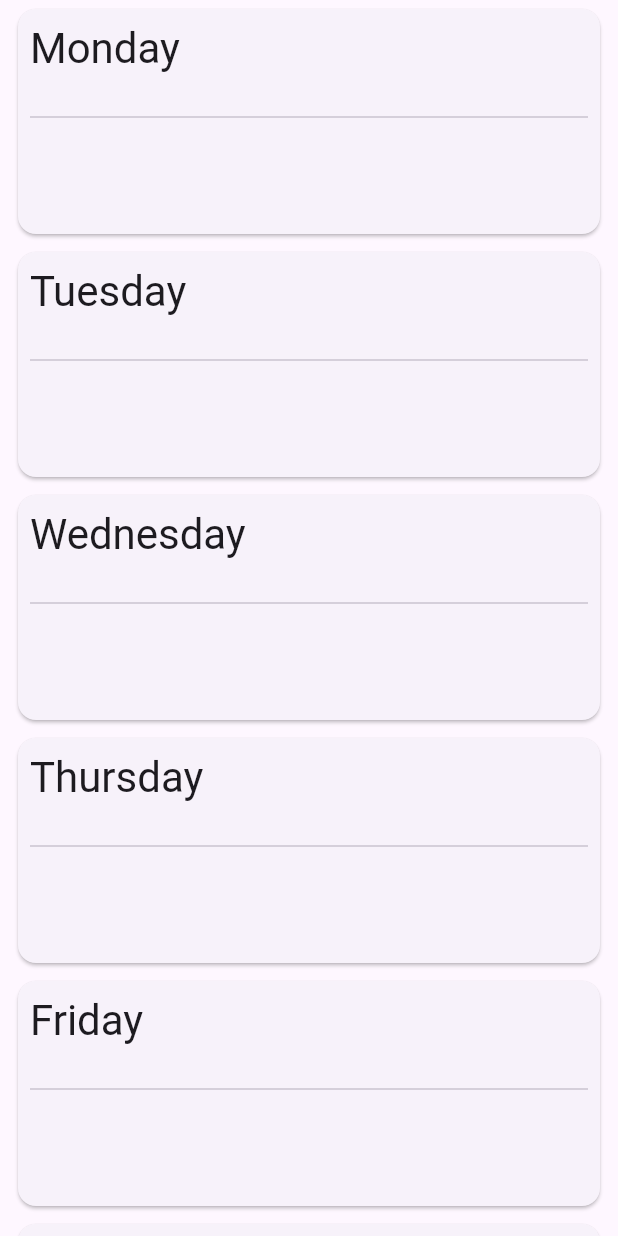
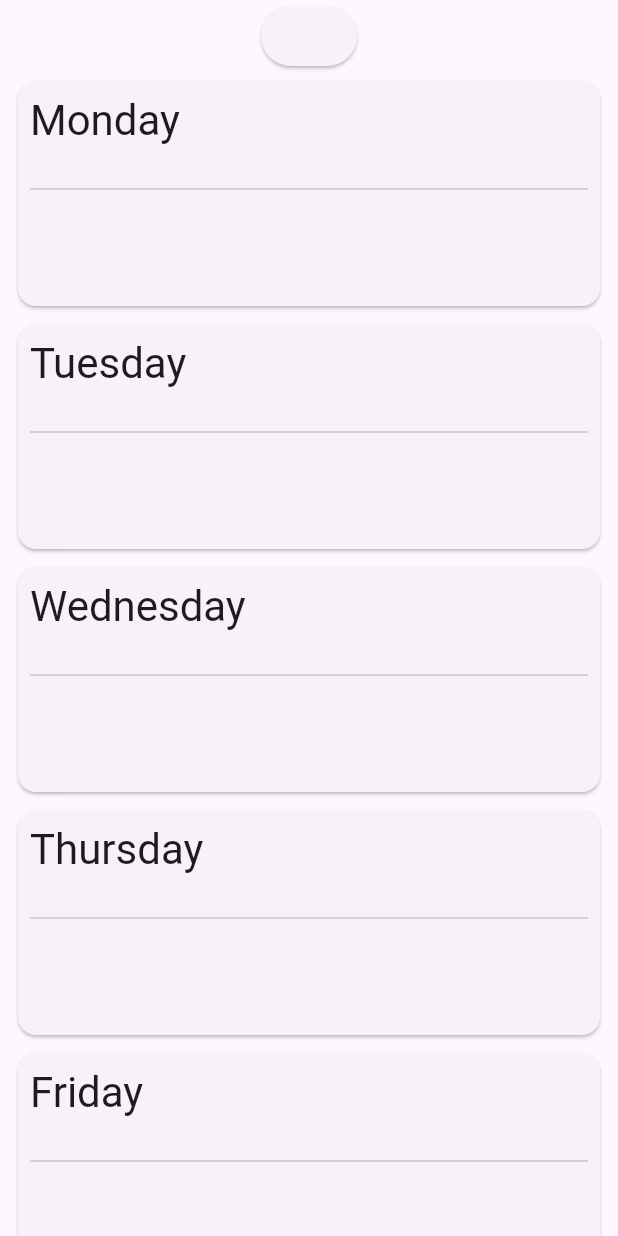
Before and after one commit to ZMensRain/Meals, a Flutter app: the WeekScreen widget shown alone on an empty page, opened directly, on a phone screen of 412 x 824 dp. Run offline on Flutter 3.47's test engine with Material 3 defaults, Android fonts, the phone set to English and light mode, and no system bars; our stand-ins replace isar, printing, share_plus, transparent_image; missing offline and left inert: converter, duration_picker; accounts and stored records are empty; generated files the repository leaves out were written again.

Commit message:
set week to a week at id 1

```diff
--- a/lib/screens/week_screen.dart
+++ b/lib/screens/week_screen.dart
@@ -23,7 +23,12 @@ class _WeekScreenState extends State<WeekScreen> {
   @override
   void initState() {
     super.initState();
-    getIsar().then((value) => isar = value);
+    getIsar().then((value) {
+      isar = value;
+      setState(() {
+        week = isar.weeks.getSync(1)!;
+      });
+    });
   }
 
   List<Recipe?> getRecipesFromId(List<Id> ids) {
@@ -36,11 +41,21 @@ class _WeekScreenState extends State<WeekScreen> {
 
   late Isar isar;
 
-  final Week week = Week();
+  Week week = Week();
 
   @override
   Widget build(BuildContext context) {
-    return ListView.builder(
+    return Column(
+      children: [
+        ElevatedButton(
+          onPressed: () async {
+            var ing = await week.getIngredients();
+            print(ing);
+          },
+          child: const Text(""),
+        ),
+        Expanded(
+          child: ListView.builder(
             itemCount: Weekday.values.length,
             itemBuilder: (context, index) => WeekdayCard(
               Weekday.values[index].name.capitalize(),
@@ -49,14 +64,17 @@ class _WeekScreenState extends State<WeekScreen> {
                 Navigator.push(
                   context,
                   MaterialPageRoute(
-              builder: (context) => const WeekdayScreen(
-                recipes: [],
+                    builder: (context) => WeekdayScreen(
+                      weekday: Weekday.values[index],
                     ),
                   ),
                 );
               },
               onLongPress: (details, context) {},
             ),
+          ),
+        ),
+      ],
     );
   }
 }
```
Lines whose indentation alone changed are shown as unchanged.
